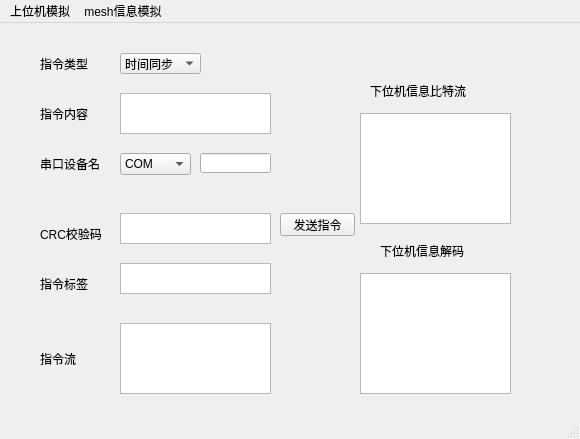
The window that untitled.ui (Goldensoap/HWSCS_GUI_TEST) describes before a commit, drawn with Qt 5.
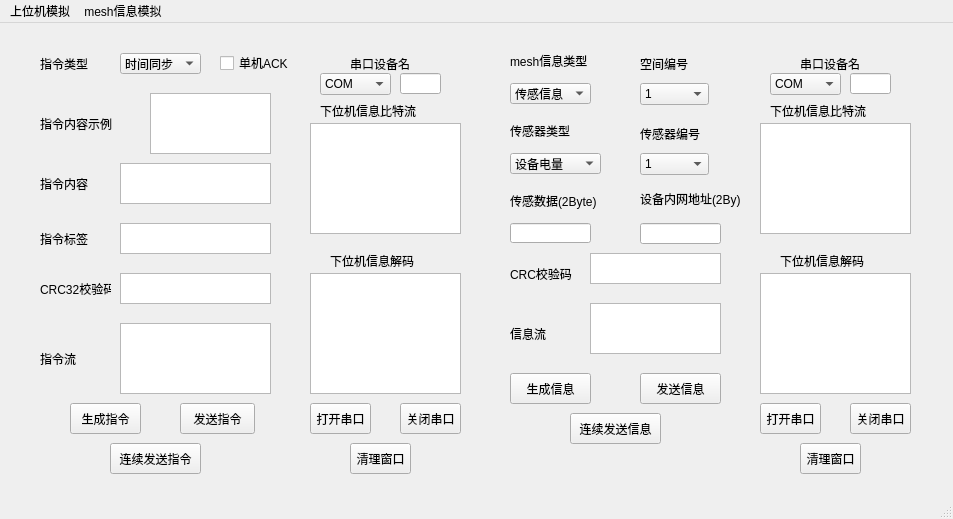
The same window after the commit.

Commit message: 修改UI，实现双开串口，实时监控，同时收发功能

```diff
--- a/untitled.ui
+++ b/untitled.ui
@@ -6,8 +6,8 @@
    <rect>
     <x>0</x>
     <y>0</y>
-    <width>580</width>
-    <height>439</height>
+    <width>953</width>
+    <height>519</height>
    </rect>
   </property>
   <property name="windowTitle">
@@ -18,7 +18,7 @@
     <property name="geometry">
      <rect>
       <x>120</x>
-      <y>70</y>
+      <y>140</y>
       <width>151</width>
       <height>41</height>
      </rect>
@@ -40,10 +40,10 @@
    <widget class="QPushButton" name="SendCMDButton">
     <property name="geometry">
      <rect>
-      <x>280</x>
-      <y>190</y>
+      <x>180</x>
+      <y>380</y>
       <width>75</width>
-      <height>23</height>
+      <height>31</height>
      </rect>
     </property>
     <property name="text">
@@ -54,20 +54,20 @@
     <property name="geometry">
      <rect>
       <x>40</x>
-      <y>200</y>
+      <y>250</y>
       <width>71</width>
-      <height>21</height>
+      <height>31</height>
      </rect>
     </property>
     <property name="text">
-     <string>CRC校验码</string>
+     <string>CRC32校验码</string>
     </property>
    </widget>
    <widget class="QLabel" name="label_3">
     <property name="geometry">
      <rect>
-      <x>370</x>
-      <y>60</y>
+      <x>320</x>
+      <y>80</y>
       <width>131</width>
       <height>16</height>
      </rect>
@@ -79,8 +79,8 @@
    <widget class="QTextBrowser" name="ACKDisplay">
     <property name="geometry">
      <rect>
-      <x>360</x>
-      <y>90</y>
+      <x>310</x>
+      <y>100</y>
       <width>151</width>
       <height>111</height>
      </rect>
@@ -90,7 +90,7 @@
     <property name="geometry">
      <rect>
       <x>120</x>
-      <y>190</y>
+      <y>250</y>
       <width>151</width>
       <height>31</height>
      </rect>
@@ -100,9 +100,9 @@
     <property name="geometry">
      <rect>
       <x>40</x>
-      <y>250</y>
+      <y>200</y>
       <width>61</width>
-      <height>21</height>
+      <height>31</height>
      </rect>
     </property>
     <property name="text">
@@ -113,7 +113,7 @@
     <property name="geometry">
      <rect>
       <x>120</x>
-      <y>240</y>
+      <y>200</y>
       <width>151</width>
       <height>31</height>
      </rect>
@@ -145,8 +145,8 @@
    <widget class="QLabel" name="label_6">
     <property name="geometry">
      <rect>
-      <x>40</x>
-      <y>130</y>
+      <x>350</x>
+      <y>30</y>
       <width>61</width>
       <height>21</height>
      </rect>
@@ -158,10 +158,10 @@
    <widget class="QLineEdit" name="PortName">
     <property name="geometry">
      <rect>
-      <x>200</x>
-      <y>130</y>
-      <width>71</width>
-      <height>20</height>
+      <x>400</x>
+      <y>50</y>
+      <width>41</width>
+      <height>21</height>
      </rect>
     </property>
    </widget>
@@ -209,7 +209,7 @@
     <property name="geometry">
      <rect>
       <x>40</x>
-      <y>80</y>
+      <y>150</y>
       <width>61</width>
       <height>21</height>
      </rect>
@@ -221,8 +221,8 @@
    <widget class="QLabel" name="label_8">
     <property name="geometry">
      <rect>
-      <x>380</x>
-      <y>220</y>
+      <x>330</x>
+      <y>230</y>
       <width>111</width>
       <height>16</height>
      </rect>
@@ -234,7 +234,7 @@
    <widget class="QTextBrowser" name="textBrowser">
     <property name="geometry">
      <rect>
-      <x>360</x>
+      <x>310</x>
       <y>250</y>
       <width>151</width>
       <height>121</height>
@@ -244,9 +244,419 @@
    <widget class="QComboBox" name="SerialPortTypeBox">
     <property name="geometry">
      <rect>
-      <x>120</x>
+      <x>320</x>
+      <y>50</y>
+      <width>71</width>
+      <height>22</height>
+     </rect>
+    </property>
+    <item>
+     <property name="text">
+      <string>COM</string>
+     </property>
+    </item>
+    <item>
+     <property name="text">
+      <string>/dev/tty</string>
+     </property>
+    </item>
+   </widget>
+   <widget class="QLabel" name="label_9">
+    <property name="geometry">
+     <rect>
+      <x>510</x>
+      <y>30</y>
+      <width>101</width>
+      <height>16</height>
+     </rect>
+    </property>
+    <property name="text">
+     <string>mesh信息类型</string>
+    </property>
+   </widget>
+   <widget class="QComboBox" name="MsgTypeBox">
+    <property name="geometry">
+     <rect>
+      <x>510</x>
+      <y>60</y>
+      <width>81</width>
+      <height>21</height>
+     </rect>
+    </property>
+    <item>
+     <property name="text">
+      <string>传感信息</string>
+     </property>
+    </item>
+    <item>
+     <property name="text">
+      <string>路由信息</string>
+     </property>
+    </item>
+   </widget>
+   <widget class="QLabel" name="label_10">
+    <property name="geometry">
+     <rect>
+      <x>640</x>
+      <y>160</y>
+      <width>111</width>
+      <height>31</height>
+     </rect>
+    </property>
+    <property name="text">
+     <string>设备内网地址(2By)</string>
+    </property>
+   </widget>
+   <widget class="QLineEdit" name="DeviceAddress">
+    <property name="geometry">
+     <rect>
+      <x>640</x>
+      <y>200</y>
+      <width>81</width>
+      <height>21</height>
+     </rect>
+    </property>
+   </widget>
+   <widget class="QLabel" name="label_11">
+    <property name="geometry">
+     <rect>
+      <x>640</x>
+      <y>30</y>
+      <width>71</width>
+      <height>21</height>
+     </rect>
+    </property>
+    <property name="text">
+     <string>空间编号</string>
+    </property>
+   </widget>
+   <widget class="QComboBox" name="SpaceNumBox">
+    <property name="geometry">
+     <rect>
+      <x>640</x>
+      <y>60</y>
+      <width>69</width>
+      <height>22</height>
+     </rect>
+    </property>
+    <item>
+     <property name="text">
+      <string>1</string>
+     </property>
+    </item>
+    <item>
+     <property name="text">
+      <string>2</string>
+     </property>
+    </item>
+    <item>
+     <property name="text">
+      <string>3</string>
+     </property>
+    </item>
+    <item>
+     <property name="text">
+      <string>4</string>
+     </property>
+    </item>
+    <item>
+     <property name="text">
+      <string>5</string>
+     </property>
+    </item>
+   </widget>
+   <widget class="QLabel" name="label_12">
+    <property name="geometry">
+     <rect>
+      <x>640</x>
+      <y>100</y>
+      <width>81</width>
+      <height>21</height>
+     </rect>
+    </property>
+    <property name="text">
+     <string>传感器编号</string>
+    </property>
+   </widget>
+   <widget class="QComboBox" name="SensorNumBox">
+    <property name="geometry">
+     <rect>
+      <x>640</x>
       <y>130</y>
+      <width>69</width>
+      <height>22</height>
+     </rect>
+    </property>
+    <item>
+     <property name="text">
+      <string>1</string>
+     </property>
+    </item>
+    <item>
+     <property name="text">
+      <string>2</string>
+     </property>
+    </item>
+    <item>
+     <property name="text">
+      <string>3</string>
+     </property>
+    </item>
+   </widget>
+   <widget class="QLabel" name="label_13">
+    <property name="geometry">
+     <rect>
+      <x>510</x>
+      <y>100</y>
+      <width>61</width>
+      <height>16</height>
+     </rect>
+    </property>
+    <property name="text">
+     <string>传感器类型</string>
+    </property>
+   </widget>
+   <widget class="QComboBox" name="SensorTypeBox">
+    <property name="geometry">
+     <rect>
+      <x>510</x>
+      <y>130</y>
+      <width>91</width>
+      <height>21</height>
+     </rect>
+    </property>
+    <item>
+     <property name="text">
+      <string>设备电量</string>
+     </property>
+    </item>
+    <item>
+     <property name="text">
+      <string>光照</string>
+     </property>
+    </item>
+    <item>
+     <property name="text">
+      <string>温度</string>
+     </property>
+    </item>
+    <item>
+     <property name="text">
+      <string>湿度</string>
+     </property>
+    </item>
+    <item>
+     <property name="text">
+      <string>人体红外</string>
+     </property>
+    </item>
+    <item>
+     <property name="text">
+      <string>PM2.5</string>
+     </property>
+    </item>
+    <item>
+     <property name="text">
+      <string>毒害气体</string>
+     </property>
+    </item>
+    <item>
+     <property name="text">
+      <string>霍尔传感</string>
+     </property>
+    </item>
+    <item>
+     <property name="text">
+      <string>电力线监测</string>
+     </property>
+    </item>
+    <item>
+     <property name="text">
+      <string>CO2</string>
+     </property>
+    </item>
+    <item>
+     <property name="text">
+      <string/>
+     </property>
+    </item>
+   </widget>
+   <widget class="QLabel" name="label_14">
+    <property name="geometry">
+     <rect>
+      <x>510</x>
+      <y>170</y>
+      <width>91</width>
+      <height>16</height>
+     </rect>
+    </property>
+    <property name="text">
+     <string>传感数据(2Byte)</string>
+    </property>
+   </widget>
+   <widget class="QLineEdit" name="SensorData">
+    <property name="geometry">
+     <rect>
+      <x>510</x>
+      <y>200</y>
+      <width>81</width>
+      <height>20</height>
+     </rect>
+    </property>
+   </widget>
+   <widget class="QPushButton" name="SendMsgButton">
+    <property name="geometry">
+     <rect>
+      <x>640</x>
+      <y>350</y>
+      <width>81</width>
+      <height>31</height>
+     </rect>
+    </property>
+    <property name="text">
+     <string>发送信息</string>
+    </property>
+   </widget>
+   <widget class="QLabel" name="label_15">
+    <property name="geometry">
+     <rect>
+      <x>510</x>
+      <y>240</y>
       <width>71</width>
+      <height>21</height>
+     </rect>
+    </property>
+    <property name="text">
+     <string>CRC校验码</string>
+    </property>
+   </widget>
+   <widget class="QLabel" name="label_16">
+    <property name="geometry">
+     <rect>
+      <x>510</x>
+      <y>300</y>
+      <width>51</width>
+      <height>21</height>
+     </rect>
+    </property>
+    <property name="text">
+     <string>信息流</string>
+    </property>
+   </widget>
+   <widget class="QTextBrowser" name="MsgflowDisplay">
+    <property name="geometry">
+     <rect>
+      <x>590</x>
+      <y>280</y>
+      <width>131</width>
+      <height>51</height>
+     </rect>
+    </property>
+   </widget>
+   <widget class="QTextBrowser" name="MsgCRCdisplay">
+    <property name="geometry">
+     <rect>
+      <x>590</x>
+      <y>230</y>
+      <width>131</width>
+      <height>31</height>
+     </rect>
+    </property>
+   </widget>
+   <widget class="QLabel" name="label_17">
+    <property name="geometry">
+     <rect>
+      <x>40</x>
+      <y>90</y>
+      <width>91</width>
+      <height>21</height>
+     </rect>
+    </property>
+    <property name="text">
+     <string>指令内容示例</string>
+    </property>
+   </widget>
+   <widget class="QTextBrowser" name="CMD_Example">
+    <property name="geometry">
+     <rect>
+      <x>150</x>
+      <y>70</y>
+      <width>121</width>
+      <height>61</height>
+     </rect>
+    </property>
+   </widget>
+   <widget class="QPushButton" name="GenerateCMDButton">
+    <property name="geometry">
+     <rect>
+      <x>70</x>
+      <y>380</y>
+      <width>71</width>
+      <height>31</height>
+     </rect>
+    </property>
+    <property name="text">
+     <string>生成指令</string>
+    </property>
+   </widget>
+   <widget class="QPushButton" name="OpenPortButton">
+    <property name="geometry">
+     <rect>
+      <x>310</x>
+      <y>380</y>
+      <width>61</width>
+      <height>31</height>
+     </rect>
+    </property>
+    <property name="text">
+     <string>打开串口</string>
+    </property>
+   </widget>
+   <widget class="QPushButton" name="GenerateMSGBuuton">
+    <property name="geometry">
+     <rect>
+      <x>510</x>
+      <y>350</y>
+      <width>81</width>
+      <height>31</height>
+     </rect>
+    </property>
+    <property name="text">
+     <string>生成信息</string>
+    </property>
+   </widget>
+   <widget class="QPushButton" name="ClosePortButton">
+    <property name="geometry">
+     <rect>
+      <x>400</x>
+      <y>380</y>
+      <width>61</width>
+      <height>31</height>
+     </rect>
+    </property>
+    <property name="text">
+     <string>关闭串口</string>
+    </property>
+   </widget>
+   <widget class="QPushButton" name="CleanOutPutButton">
+    <property name="geometry">
+     <rect>
+      <x>350</x>
+      <y>420</y>
+      <width>61</width>
+      <height>31</height>
+     </rect>
+    </property>
+    <property name="text">
+     <string>清理窗口</string>
+    </property>
+   </widget>
+   <widget class="QComboBox" name="SerialPortTypeBox_2">
+    <property name="geometry">
+     <rect>
+      <x>770</x>
+      <y>50</y>
+      <width>71</width>
       <height>22</height>
      </rect>
     </property>
@@ -261,6 +671,153 @@
      </property>
     </item>
    </widget>
+   <widget class="QPushButton" name="OpenPortButton_2">
+    <property name="geometry">
+     <rect>
+      <x>760</x>
+      <y>380</y>
+      <width>61</width>
+      <height>31</height>
+     </rect>
+    </property>
+    <property name="text">
+     <string>打开串口</string>
+    </property>
+   </widget>
+   <widget class="QPushButton" name="ClosePortButton_2">
+    <property name="geometry">
+     <rect>
+      <x>850</x>
+      <y>380</y>
+      <width>61</width>
+      <height>31</height>
+     </rect>
+    </property>
+    <property name="text">
+     <string>关闭串口</string>
+    </property>
+   </widget>
+   <widget class="QLabel" name="label_18">
+    <property name="geometry">
+     <rect>
+      <x>800</x>
+      <y>30</y>
+      <width>61</width>
+      <height>21</height>
+     </rect>
+    </property>
+    <property name="text">
+     <string>串口设备名</string>
+    </property>
+   </widget>
+   <widget class="QTextBrowser" name="ACKParserWindow_2">
+    <property name="geometry">
+     <rect>
+      <x>760</x>
+      <y>250</y>
+      <width>151</width>
+      <height>121</height>
+     </rect>
+    </property>
+   </widget>
+   <widget class="QTextBrowser" name="ACKDisplay_2">
+    <property name="geometry">
+     <rect>
+      <x>760</x>
+      <y>100</y>
+      <width>151</width>
+      <height>111</height>
+     </rect>
+    </property>
+   </widget>
+   <widget class="QLineEdit" name="PortName_2">
+    <property name="geometry">
+     <rect>
+      <x>850</x>
+      <y>50</y>
+      <width>41</width>
+      <height>21</height>
+     </rect>
+    </property>
+   </widget>
+   <widget class="QLabel" name="label_19">
+    <property name="geometry">
+     <rect>
+      <x>770</x>
+      <y>80</y>
+      <width>131</width>
+      <height>16</height>
+     </rect>
+    </property>
+    <property name="text">
+     <string>下位机信息比特流</string>
+    </property>
+   </widget>
+   <widget class="QLabel" name="label_20">
+    <property name="geometry">
+     <rect>
+      <x>780</x>
+      <y>230</y>
+      <width>111</width>
+      <height>16</height>
+     </rect>
+    </property>
+    <property name="text">
+     <string>下位机信息解码</string>
+    </property>
+   </widget>
+   <widget class="QPushButton" name="CleanOutPutButton_2">
+    <property name="geometry">
+     <rect>
+      <x>800</x>
+      <y>420</y>
+      <width>61</width>
+      <height>31</height>
+     </rect>
+    </property>
+    <property name="text">
+     <string>清理窗口</string>
+    </property>
+   </widget>
+   <widget class="QPushButton" name="SerialSendCMDButton">
+    <property name="geometry">
+     <rect>
+      <x>110</x>
+      <y>420</y>
+      <width>91</width>
+      <height>31</height>
+     </rect>
+    </property>
+    <property name="text">
+     <string>连续发送指令</string>
+    </property>
+   </widget>
+   <widget class="QPushButton" name="SerialSendMSGButton">
+    <property name="geometry">
+     <rect>
+      <x>570</x>
+      <y>390</y>
+      <width>91</width>
+      <height>31</height>
+     </rect>
+    </property>
+    <property name="text">
+     <string>连续发送信息</string>
+    </property>
+   </widget>
+   <widget class="QCheckBox" name="checkBox">
+    <property name="geometry">
+     <rect>
+      <x>220</x>
+      <y>30</y>
+      <width>81</width>
+      <height>20</height>
+     </rect>
+    </property>
+    <property name="text">
+     <string>单机ACK</string>
+    </property>
+   </widget>
   </widget>
   <widget class="QStatusBar" name="statusbar"/>
   <widget class="QMenuBar" name="menubar">
@@ -268,7 +825,7 @@
     <rect>
      <x>0</x>
      <y>0</y>
-     <width>580</width>
+     <width>953</width>
      <height>23</height>
     </rect>
    </property>
```
Left out of the diff: 19 changed lines with no effect on the pictures. The commit also changes 3 other files.
